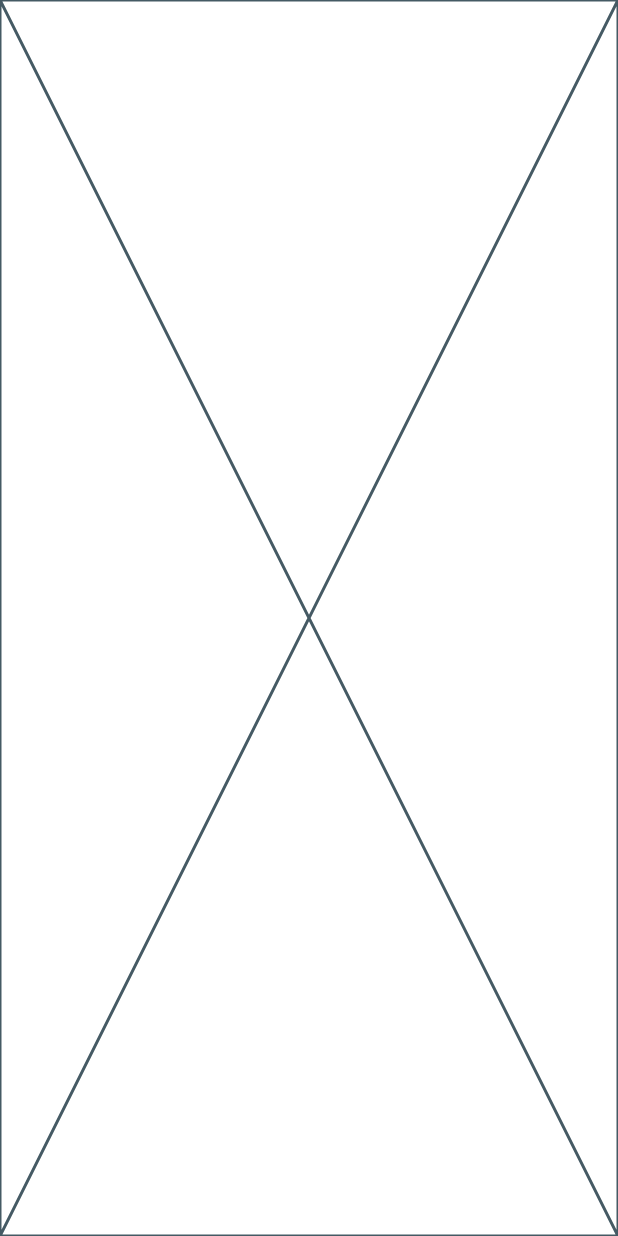
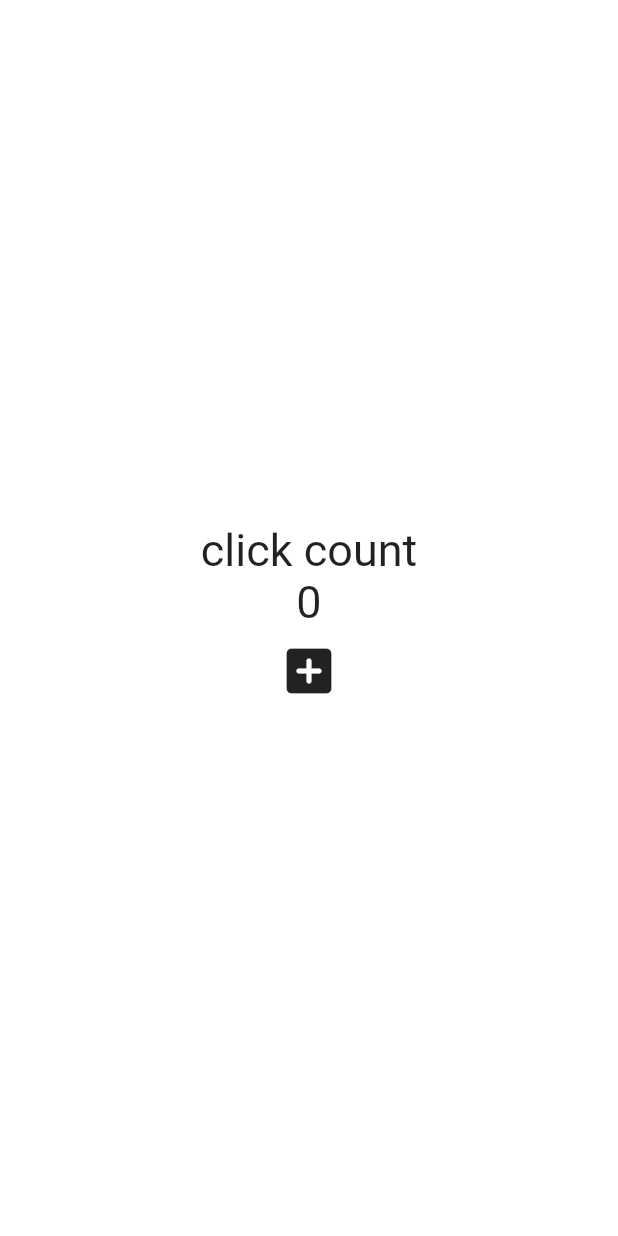
Before and after one commit to bladnoch/flutter-creative, a Flutter app: the screen it shows after launch, on a phone screen of 412 x 824 dp. Run offline on Flutter 3.47's test engine with Material 2 defaults, Android fonts, the phone set to English and light mode, and no system bars.

Commit message:
update 4.0

```diff
--- a/week2day3/lib/main.dart
+++ b/week2day3/lib/main.dart
@@ -4,11 +4,38 @@ void main() {
   runApp(const MyApp());
 }
 
-class MyApp extends StatelessWidget {
+class MyApp extends StatefulWidget {
   const MyApp({super.key});
 
   @override
+  State<MyApp> createState() => _MyAppState();
+}
+
+class _MyAppState extends State<MyApp> {
+  int counter=0;
+
+  void onClicked(){
+    setState(() {
+      counter++;
+    });
+  }
+
+  @override
   Widget build(BuildContext context) {
-    return const Placeholder();
+    return MaterialApp(
+      home: Scaffold(
+        backgroundColor: Colors.white70,
+        body: Center(
+          child: Column(
+            mainAxisAlignment: MainAxisAlignment.center,
+            children: [
+              Text("click count",style: (TextStyle(fontSize: 30)),),
+              Text("${counter}",style: (TextStyle(fontSize: 30)),),
+              IconButton(iconSize: 40, onPressed: onClicked, icon: Icon(Icons.add_box_rounded),),
+            ],
+          ),
+        ),
+      ),
+    );
   }
 }
```
